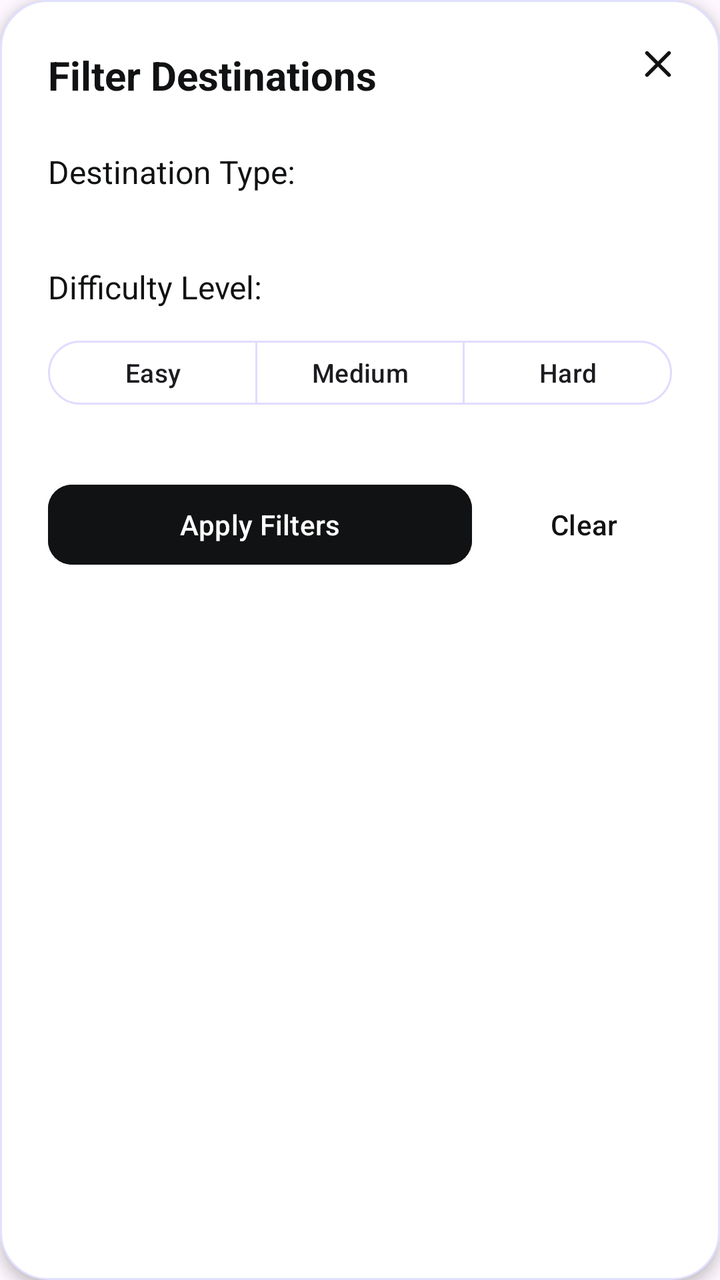
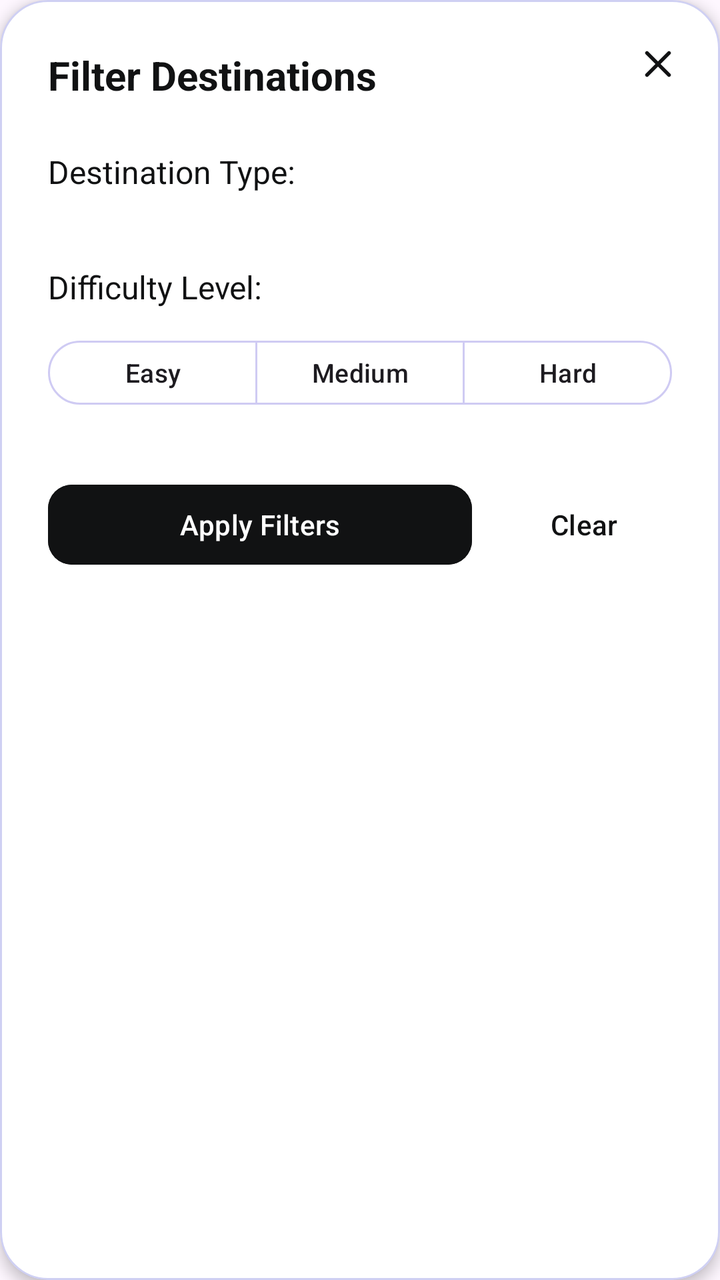

Before-and-after screenshots of an Android layout around one commit, followed by the original layout XML and the change that was made.
<!-- AndroidManifest.xml: application theme Theme.SpaceAdvisor -->
<!-- res/layout/layout_filter_explore_search.xml -->
<?xml version="1.0" encoding="utf-8"?>
<com.google.android.material.card.MaterialCardView xmlns:android="http://schemas.android.com/apk/res/android"
    xmlns:app="http://schemas.android.com/apk/res-auto"
    android:id="@+id/filter_card_container"
    android:layout_width="match_parent"
    android:layout_height="wrap_content"
    android:layout_marginHorizontal="8dp"
    android:layout_marginTop="6dp"
    android:layout_marginBottom="12dp"
    app:cardBackgroundColor="@color/background"
    app:cardCornerRadius="24dp"
    app:cardElevation="4dp"
    app:strokeColor="@color/text_input_stroke"
    app:strokeWidth="1dp">

    <RelativeLayout
        android:layout_width="match_parent"
        android:layout_height="wrap_content">

        <com.google.android.material.button.MaterialButton
            android:id="@+id/btn_close_filter"
            style="@style/Widget.Material3.Button.IconButton"
            android:layout_width="48dp"
            android:layout_height="48dp"
            android:layout_alignParentTop="true"
            android:layout_alignParentEnd="true"
            android:layout_marginTop="8dp"
            android:layout_marginEnd="8dp"
            app:icon="@drawable/ic_close"
            app:iconSize="22dp"
            app:iconTint="@color/icon" />

        <LinearLayout
            android:layout_width="match_parent"
            android:layout_height="wrap_content"
            android:orientation="vertical"
            android:paddingHorizontal="24dp"
            android:paddingTop="24dp"
            android:paddingBottom="16dp">

            <TextView
                android:layout_width="wrap_content"
                android:layout_height="wrap_content"
                android:layout_marginBottom="24dp"
                android:text="Filter Destinations"
                android:textColor="@color/title"
                android:textSize="20sp"
                android:textStyle="bold" />

            <TextView
                android:layout_width="match_parent"
                android:layout_height="wrap_content"
                android:layout_marginBottom="12dp"
                android:text="Destination Type:"
                android:textColor="@color/title"
                android:textSize="16sp" />

            <com.google.android.material.chip.ChipGroup
                android:id="@+id/dest_type_chip_group"
                android:layout_width="wrap_content"
                android:layout_height="wrap_content"
                app:chipSpacingHorizontal="8dp"
                app:selectionRequired="true"
                app:singleSelection="true">

            </com.google.android.material.chip.ChipGroup>

            <TextView
                android:layout_width="match_parent"
                android:layout_height="wrap_content"
                android:layout_marginTop="24dp"
                android:text="Difficulty Level:"
                android:textColor="@color/title"
                android:textSize="16sp" />

            <com.google.android.material.button.MaterialButtonToggleGroup
                android:id="@+id/difficulty_toggle_group"
                android:layout_width="match_parent"
                android:layout_height="wrap_content"
                android:layout_marginTop="12dp"
                android:layout_marginBottom="32dp"
                app:selectionRequired="false"
                app:singleSelection="false">

                <com.google.android.material.button.MaterialButton
                    android:id="@+id/btn_easy"
                    style="@style/Widget.Material3.Button.TextButton"
                    android:layout_width="0dp"
                    android:layout_height="40dp"
                    android:layout_weight="1"
                    android:backgroundTint="@color/chip_fill"
                    android:text="Easy"
                    android:textSize="13sp"
                    app:strokeColor="@color/text_input_stroke"
                    app:strokeWidth="1dp" />

                <com.google.android.material.button.MaterialButton
                    android:id="@+id/btn_medium"
                    style="@style/Widget.Material3.Button.TextButton"
                    android:layout_width="0dp"
                    android:layout_height="40dp"
                    android:layout_weight="1"
                    android:backgroundTint="@color/chip_fill"
                    android:text="Medium"
                    android:textSize="13sp"
                    app:strokeColor="@color/text_input_stroke"
                    app:strokeWidth="1dp" />

                <com.google.android.material.button.MaterialButton
                    android:id="@+id/btn_hard"
                    style="@style/Widget.Material3.Button.TextButton"
                    android:layout_width="0dp"
                    android:layout_height="40dp"
                    android:layout_weight="1"
                    android:backgroundTint="@color/chip_fill"
                    android:text="Hard"
                    android:textSize="13sp"
                    app:strokeColor="@color/text_input_stroke"
                    app:strokeWidth="1dp" />

            </com.google.android.material.button.MaterialButtonToggleGroup>

            <LinearLayout
                android:layout_width="match_parent"
                android:layout_height="wrap_content">

                <com.google.android.material.button.MaterialButton
                    android:id="@+id/btn_apply_filters"
                    android:layout_width="0dp"
                    android:layout_height="wrap_content"
                    android:layout_marginEnd="12dp"
                    android:layout_weight="1"
                    android:backgroundTint="@color/secondary"
                    android:text="Apply Filters"
                    android:textColor="@color/on_secondary_filled_btn"
                    app:cornerRadius="12dp" />

                <com.google.android.material.button.MaterialButton
                    android:id="@+id/clear_filter_btn"
                    style="@style/Widget.Material3.Button.TextButton"
                    android:layout_width="wrap_content"
                    android:layout_height="wrap_content"
                    android:text="Clear"
                    android:textColor="@color/secondary_outlined_btn" />
            </LinearLayout>

        </LinearLayout>

    </RelativeLayout>

</com.google.android.material.card.MaterialCardView>
<!-- resources referenced by this layout -->
<resources>
  <color name="background">@color/white</color>
  <color name="icon">@color/secondary</color>
  <color name="on_secondary_filled_btn">@color/background</color>
  <color name="secondary">@color/deep_black</color>
  <color name="secondary_outlined_btn">@color/secondary</color>
  <color name="title">@color/secondary</color>
  <!-- drawable ic_close (drawable) -->
  <?xml version="1.0" encoding="utf-8"?>
  <vector xmlns:android="http://schemas.android.com/apk/res/android"
      android:width="24dp"
      android:height="24dp"
      android:viewportWidth="24"
      android:viewportHeight="24">
  
      <path
          android:fillColor="#000000"
          android:strokeColor="#000000"
          android:strokeWidth="2"
          android:strokeLineJoin="round"
          android:strokeLineCap="round"
          android:pathData="M18 18L12 12M12 12L6 6M12 12L18 6M12 12L6 18" />
  </vector>
  <style name="Theme.SpaceAdvisor" parent="Base.Theme.SpaceAdvisor">
          <item name="colorPrimary">@color/primary</item>
          <item name="customColorPrimary">@color/primary</item>
          <item name="customColorPrimaryGlow">@color/primary_glow</item>
          <item name="customColorPrimaryFaded">@color/primary_faded</item>
          <item name="customColorPrimaryLight">@color/primary_light</item>
          <item name="customColorPrimaryVariant">@color/primary_variant</item>
          <item name="customColorPrimaryVariantFaded">@color/primary_variant_faded</item>
      </style>
  <color name="white">#FFFFFFFF</color>
  <color name="deep_black">#111213</color>
  <style name="Base.Theme.SpaceAdvisor" parent="Theme.Material3.DayNight.NoActionBar">
          <item name="colorPrimary">@color/primary</item>
      </style>
  <color name="primary">@color/space_purple</color>
  <color name="primary_glow">@color/space_purple_glow</color>
  <color name="primary_faded">@color/space_purple_faded</color>
  <color name="primary_light">@color/space_purple_light</color>
  <color name="primary_variant">@color/space_pink</color>
  <color name="primary_variant_faded">@color/space_pink_faded</color>
  <color name="space_purple">#575AD3</color>
  <color name="space_purple_glow">#48575AD3</color>
  <color name="space_purple_faded">#50A0A0FF</color>
  <color name="space_purple_light">#A0A0FF</color>
  <color name="space_pink">#AE52D4</color>
  <color name="space_pink_faded">#20AE52D4</color>
</resources>

<!-- the commit's change to res/layout/layout_filter_explore_search.xml (unified diff, before → after) -->
@@ -88,7 +88,7 @@
                     android:layout_width="0dp"
                     android:layout_height="40dp"
                     android:layout_weight="1"
-                    android:backgroundTint="@color/chip_fill"
+                    android:backgroundTint="@color/chip_fill_checked"
                     android:text="Easy"
                     android:textSize="13sp"
                     app:strokeColor="@color/text_input_stroke"
@@ -100,7 +100,7 @@
                     android:layout_width="0dp"
                     android:layout_height="40dp"
                     android:layout_weight="1"
-                    android:backgroundTint="@color/chip_fill"
+                    android:backgroundTint="@color/chip_fill_checked"
                     android:text="Medium"
                     android:textSize="13sp"
                     app:strokeColor="@color/text_input_stroke"
@@ -112,7 +112,7 @@
                     android:layout_width="0dp"
                     android:layout_height="40dp"
                     android:layout_weight="1"
-                    android:backgroundTint="@color/chip_fill"
+                    android:backgroundTint="@color/chip_fill_checked"
                     android:text="Hard"
                     android:textSize="13sp"
                     app:strokeColor="@color/text_input_stroke"
<!-- resource entries referenced after the edit -->
@@ -23,29 +23,23 @@
           android:pathData="M18 18L12 12M12 12L6 6M12 12L18 6M12 12L6 18" />
   </vector>
   <style name="Theme.SpaceAdvisor" parent="Base.Theme.SpaceAdvisor">
-          <item name="colorPrimary">@color/primary</item>
-          <item name="customColorPrimary">@color/primary</item>
-          <item name="customColorPrimaryGlow">@color/primary_glow</item>
-          <item name="customColorPrimaryFaded">@color/primary_faded</item>
-          <item name="customColorPrimaryLight">@color/primary_light</item>
-          <item name="customColorPrimaryVariant">@color/primary_variant</item>
-          <item name="customColorPrimaryVariantFaded">@color/primary_variant_faded</item>
+          <item name="colorPrimary">@color/space_purple</item>
+          <item name="customColorPrimary">@color/space_purple</item>
+          <item name="customColorPrimaryFaded">@color/space_purple_faded</item>
+          <item name="customColorPrimaryLight">@color/space_purple_light</item>
+          <item name="customColorPrimaryLightFaded">@color/space_purple_light_faded</item>
+          <item name="customColorPrimaryVariant">@color/space_pink</item>
+          <item name="customColorPrimaryVariantFaded">@color/space_pink_faded</item>
       </style>
   <color name="white">#FFFFFFFF</color>
   <color name="deep_black">#111213</color>
   <style name="Base.Theme.SpaceAdvisor" parent="Theme.Material3.DayNight.NoActionBar">
-          <item name="colorPrimary">@color/primary</item>
+          <item name="colorPrimary">@color/space_purple</item>
       </style>
-  <color name="primary">@color/space_purple</color>
-  <color name="primary_glow">@color/space_purple_glow</color>
-  <color name="primary_faded">@color/space_purple_faded</color>
-  <color name="primary_light">@color/space_purple_light</color>
-  <color name="primary_variant">@color/space_pink</color>
-  <color name="primary_variant_faded">@color/space_pink_faded</color>
   <color name="space_purple">#575AD3</color>
-  <color name="space_purple_glow">#48575AD3</color>
-  <color name="space_purple_faded">#50A0A0FF</color>
+  <color name="space_purple_faded">#48575AD3</color>
   <color name="space_purple_light">#A0A0FF</color>
+  <color name="space_purple_light_faded">#30A0A0FF</color>
   <color name="space_pink">#AE52D4</color>
   <color name="space_pink_faded">#20AE52D4</color>
 </resources>
